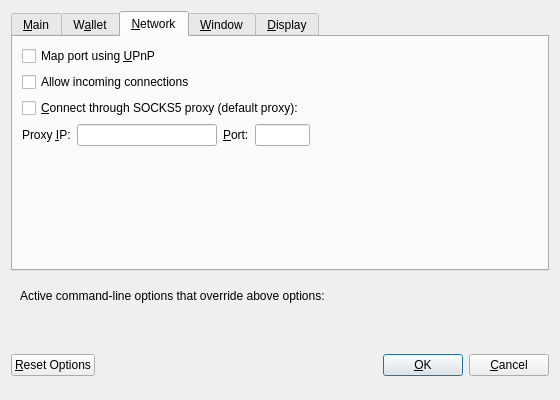
This is src/qt/forms/optionsdialog.ui in bitcoinxt/bitcoinxt as Qt 5 draws it before an edit. The edited form follows.
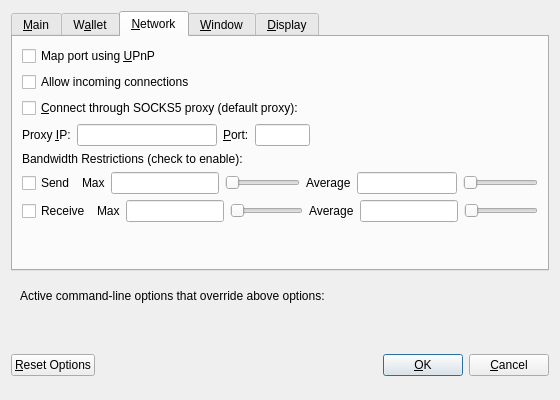
This is the edited form. The open tabs and pages were chosen to show the change. Custom widgets are drawn as their Qt base class.

Commit message: add GUI control of traffic shaping

Diff of the .ui file:
```diff
--- a/src/qt/forms/optionsdialog.ui
+++ b/src/qt/forms/optionsdialog.ui
@@ -297,6 +297,116 @@
          </item>
         </layout>
        </item>
+       <item>
+        <widget class="QLabel" name="bandwidth">
+         <property name="text">
+          <string>Bandwidth Restrictions (check to enable):</string>
+         </property>
+        </widget>
+       </item>
+       <item>
+        <layout class="QHBoxLayout" name="sendShaping">
+         <item>
+          <widget class="QCheckBox" name="sendShapingEnable">
+           <property name="text">
+            <string>Send</string>
+           </property>
+          </widget>
+         </item>
+         <item>
+          <widget class="QLabel" name="sendburstlabel">
+           <property name="text">
+            <string>Max</string>
+           </property>
+          </widget>
+         </item>
+         <item>
+          <widget class="QLineEdit" name="sendBurstEdit">
+           <property name="sizePolicy">
+            <sizepolicy hsizetype="Fixed" vsizetype="Fixed">
+             <horstretch>0</horstretch>
+             <verstretch>0</verstretch>
+            </sizepolicy>
+           </property>
+           <property name="baseSize">
+            <size>
+             <width>64</width>
+             <height>0</height>
+            </size>
+           </property>
+          </widget>
+         </item>
+         <item>
+          <widget class="QSlider" name="sendBurstSlider">
+           <property name="orientation">
+            <enum>Qt::Horizontal</enum>
+           </property>
+          </widget>
+         </item>
+         <item>
+          <widget class="QLabel" name="sendlabel">
+           <property name="text">
+            <string>Average</string>
+           </property>
+          </widget>
+         </item>
+         <item>
+          <widget class="QLineEdit" name="sendAveEdit"/>
+         </item>
+         <item>
+          <widget class="QSlider" name="sendAveSlider">
+           <property name="orientation">
+            <enum>Qt::Horizontal</enum>
+           </property>
+          </widget>
+         </item>
+        </layout>
+       </item>
+       <item>
+        <layout class="QHBoxLayout" name="recvShaping">
+         <item>
+          <widget class="QCheckBox" name="recvShapingEnable">
+           <property name="text">
+            <string>Receive</string>
+           </property>
+          </widget>
+         </item>
+         <item>
+          <widget class="QLabel" name="recvburstlabel">
+           <property name="text">
+            <string>Max</string>
+           </property>
+          </widget>
+         </item>
+         <item>
+          <widget class="QLineEdit" name="recvBurstEdit"/>
+         </item>
+         <item>
+          <widget class="QSlider" name="recvBurstSlider">
+           <property name="orientation">
+            <enum>Qt::Horizontal</enum>
+           </property>
+          </widget>
+         </item>
+         <item>
+          <widget class="QLabel" name="receivelabel">
+           <property name="text">
+            <string>Average</string>
+           </property>
+          </widget>
+         </item>
+         <item>
+          <widget class="QLineEdit" name="recvAveEdit"/>
+         </item>
+         <item>
+          <widget class="QSlider" name="recvAveSlider">
+           <property name="orientation">
+            <enum>Qt::Horizontal</enum>
+           </property>
+          </widget>
+         </item>
+        </layout>
+       </item>
        <item>
         <spacer name="verticalSpacer_Network">
          <property name="orientation">
```
Left out of the diff: 2 changed lines with no effect on the pictures. The commit also changes 2 other files.
